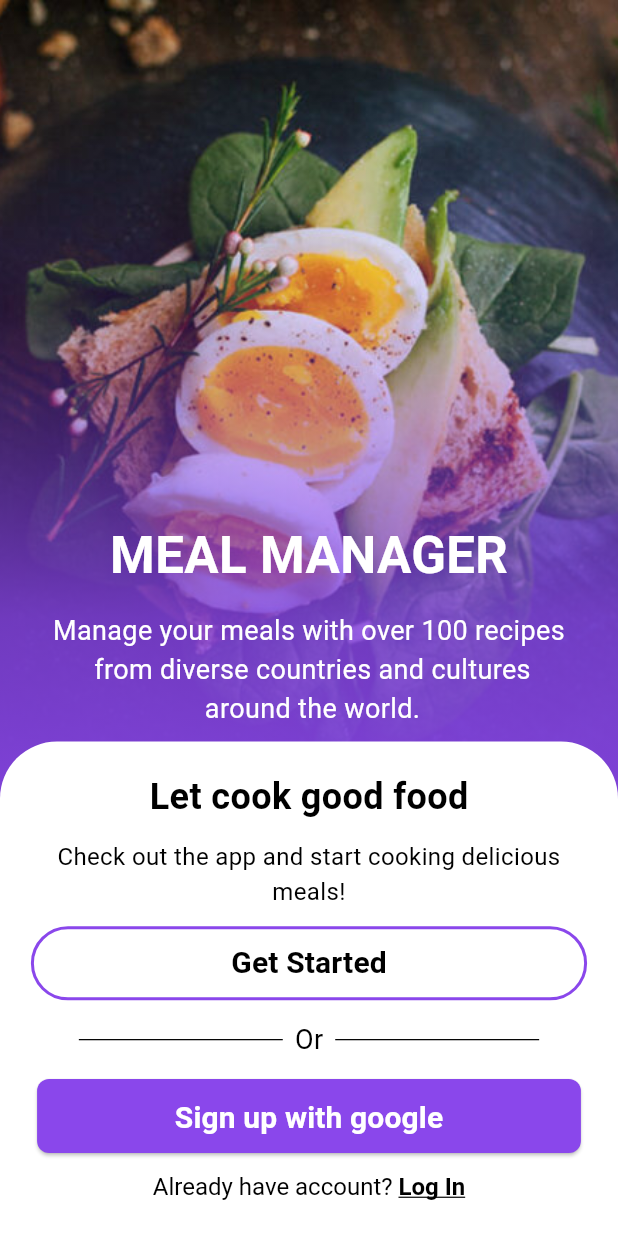
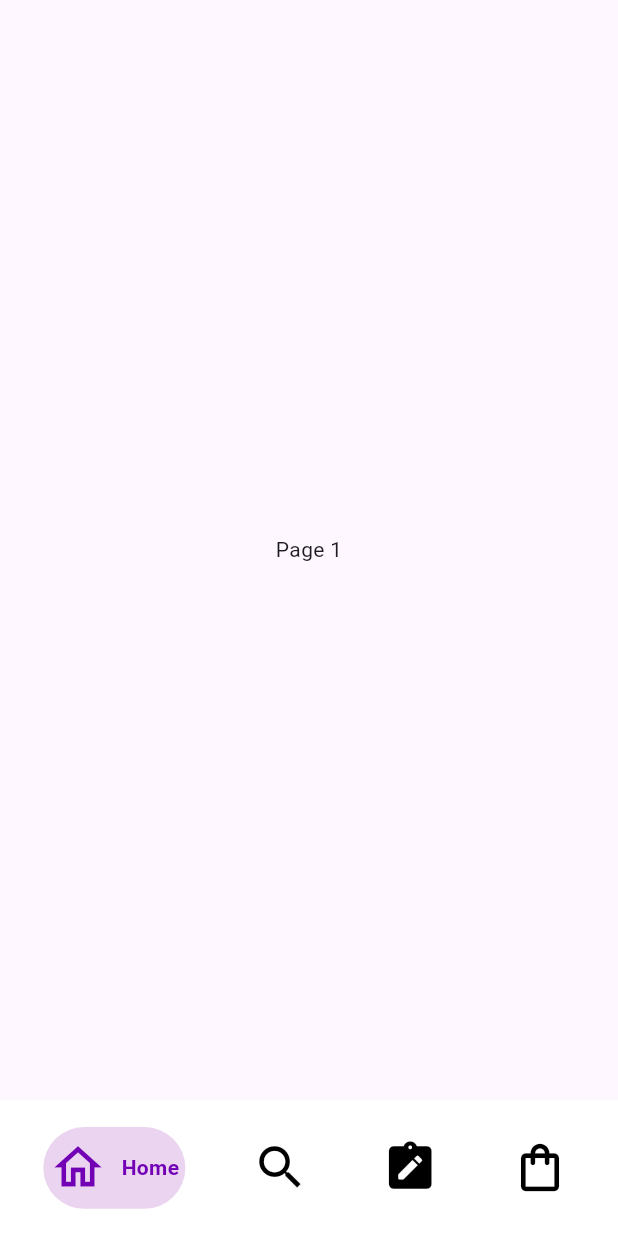
Before and after one commit to PhucVo-work/Meals-Manager, a Flutter app: the screen it shows after launch, after a tap on "Get Started", on a phone screen of 412 x 824 dp. Run offline on Flutter 3.47's test engine with Material 3 defaults, Android fonts, the phone set to English and light mode, and no system bars; drawn by our look-alikes of google_nav_bar.

Commit message:
fire base

```diff
--- a/lib/components/bottom_nav_bar.dart
+++ b/lib/components/bottom_nav_bar.dart
@@ -0,0 +1,47 @@
+import 'package:flutter/cupertino.dart';
+import 'package:flutter/material.dart';
+import 'package:google_nav_bar/google_nav_bar.dart';
+
+class BottomNavBar extends StatefulWidget {
+  final int SelectedItem;
+  final Function(int) onTap;
+  const BottomNavBar({super.key, required this.onTap, required this.SelectedItem});
+
+  @override
+  State<BottomNavBar> createState() => _BottomNavBarState();
+}
+
+class _BottomNavBarState extends State<BottomNavBar> {
+  @override
+  Widget build(BuildContext context) {
+    final h = MediaQuery.of(context).size.height;
+    final w = MediaQuery.of(context).size.width;
+    return Container(
+      color: Colors.white,
+      child: Padding(
+        padding: EdgeInsets.symmetric(horizontal: w *.07, vertical: h * .022),
+        child: GNav(
+          gap: 10,
+          tabBorderRadius: 100,
+          backgroundColor: Colors.white,
+          activeColor: const Color(0xFF7200b5),
+          color: Colors.black,
+          tabBackgroundColor: Colors.purple.withOpacity(0.2),
+          iconSize: 38,
+          textSize: 18,
+          padding: EdgeInsets.symmetric(horizontal: w * .01, vertical: h * .01),
+          tabs: const [
+            GButton(icon: Icons.home_outlined, text: 'Home',),
+            // GButton(icon: Icons.edit_note, text: 'Meal Plan',), phát triển trong tương lai
+            GButton(icon: Icons.search_outlined, text:'Search'),
+            // GButton(icon: Icons.favorite_border, text: 'Favorite recipe',),
+            GButton(icon: Icons.note_alt_rounded, text: 'Meal Recipe',),
+            GButton(icon: Icons.shopping_bag_outlined, text: 'Grocecy List',)
+          ],
+          onTabChange: widget.onTap,
+            selectedIndex: 0,
+        ),
+      ),
+    );
+  }
+}
--- /dev/null
+++ b/lib/screens/home.dart
@@ -0,0 +1,63 @@
+import 'package:flutter/material.dart';
+import 'package:meals_manager/components/bottom_nav_bar.dart';
+class Home extends StatefulWidget {
+  const Home({super.key});
+
+  @override
+  State<Home> createState() => _HomeState();
+}
+
+class _HomeState extends State<Home> {
+  late PageController pageController;
+  int currentIndex = 0;
+
+  @override
+  void initState() {
+    // TODO: implement initState
+    super.initState();
+    pageController=PageController(initialPage: currentIndex);
+  }
+
+  @override
+  void dispose() {
+    // TODO: implement dispose
+    super.dispose();
+    pageController.dispose();
+  }
+
+  @override
+  Widget build(BuildContext context) {
+    return Scaffold(
+      bottomNavigationBar: BottomNavBar(
+          onTap: (index){
+            pageController.animateToPage(
+                index,
+                duration: const Duration(milliseconds: 200),
+                curve: Curves.easeInOut,
+            );
+            setState(() {
+              currentIndex = index;
+            });
+          },
+          SelectedItem: currentIndex,
+      ),
+      body: PageView(
+        controller: pageController,
+        onPageChanged: (index){
+          setState(() {
+            currentIndex = index;
+          });
+        },
+        physics: const NeverScrollableScrollPhysics(),
+        children: const [
+          Center(child:  Text('Page 1'),),
+          Center(child:  Text('Page 2'),),
+          Center(child:  Text('Page 3'),),
+          Center(child:  Text('Page 4'),),
+          Center(child:  Text('Page 5'),),
+        ],
+      ),
+
+    );
+  }
+}
--- a/lib/screens/onboarding_screen.dart
+++ b/lib/screens/onboarding_screen.dart
@@ -1,6 +1,7 @@
 import 'package:flutter/gestures.dart';
 import 'package:flutter/material.dart';
 import 'package:meals_manager/constants/images_path.dart';
+import 'package:meals_manager/screens/home.dart';
 
 class OnBoardingScreen extends StatelessWidget {
   const OnBoardingScreen({super.key});
@@ -60,7 +61,7 @@ class OnBoardingScreen extends StatelessWidget {
                 child: Column(
                   children: [
                     const Text(
-                      'MEAL MANAGER',
+                      'Food Recipe',
                       style: TextStyle(
                         color: Colors.white,
                         fontSize: 34,
@@ -69,7 +70,7 @@ class OnBoardingScreen extends StatelessWidget {
                     SizedBox(height: h * .015,),
                     const Center(
                       child: Text(
-                        'Manage your meals with over 100 recipes \n from diverse countries and cultures \n around the world.',
+                        'Provide over 100 recipes from diverse \n countries and cultures around \n the world.',
                         textAlign: TextAlign.center,
                         style: TextStyle(
                           color: Colors.white,
@@ -120,7 +121,12 @@ class OnBoardingScreen extends StatelessWidget {
                         width: w * .9,
                         height: h * .06,
                         child: OutlinedButton(
-                          onPressed: () {},
+                          onPressed: () {
+                            Navigator.push(
+                                context,
+                                MaterialPageRoute(builder: (context)=> const Home()),
+                            );
+                          },
                           style: OutlinedButton.styleFrom(
                             side: const BorderSide(color: Color(0xFF8A47EB), width: 2),
                             backgroundColor: Colors.transparent,
--- a/pubspec.yaml
+++ b/pubspec.yaml
@@ -35,6 +35,7 @@ dependencies:
   # The following adds the Cupertino Icons font to your application.
   # Use with the CupertinoIcons class for iOS style icons.
   cupertino_icons: ^1.0.8
+  google_nav_bar: ^5.0.7
 
 dev_dependencies:
   flutter_test:
```
Also changed, not shown: lib/components/home_app_bar.dart (added, +13 -0 lines), lib/screens/home_screen.dart (added, +24 -0 lines), lib/firebase_options.dart, pubspec.lock.
